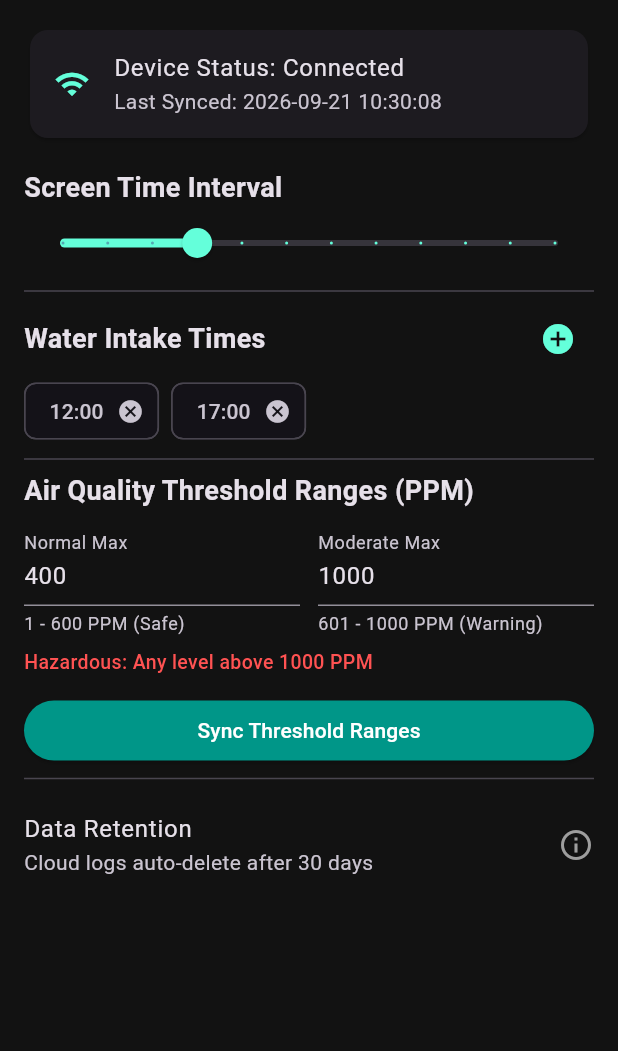
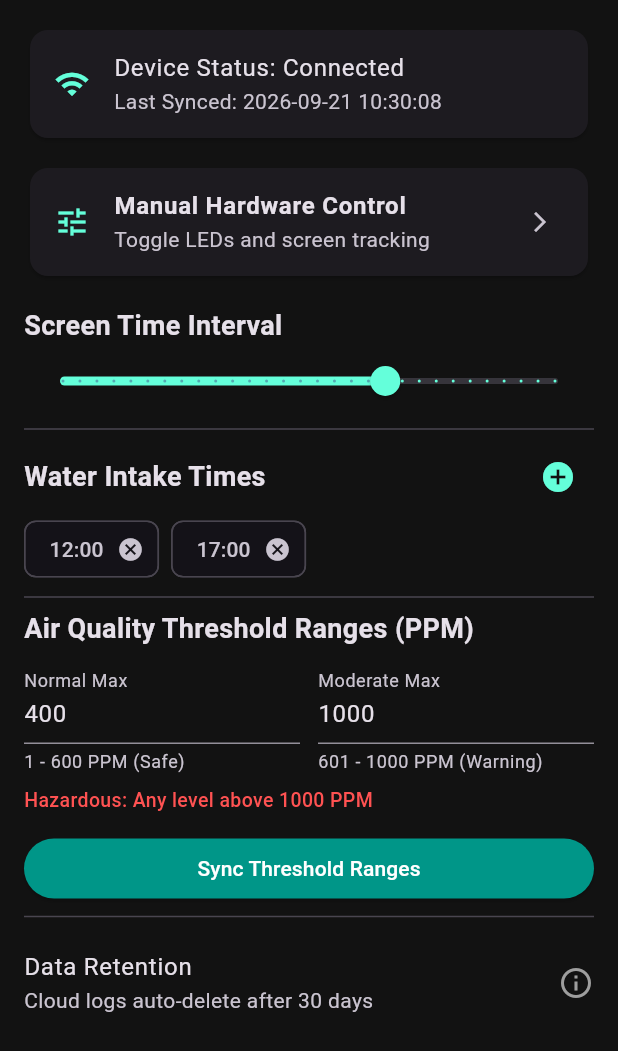
Before and after one commit to sadatmahmoodofficial/Project-Sage, a Flutter app: the SettingsScreen widget shown alone on an empty page, opened directly, after a tap on "Sync Threshold Ranges", after a tap on the "cancel" icon, on a phone screen of 412 x 824 dp. Shown: the top 1051 px of the screen. Run offline on Flutter 3.47's test engine with Material 3 defaults, Android fonts, the phone set to English and light mode, and no system bars; our stand-ins replace cloud_firestore, firebase_auth, firebase_core, fl_chart, flutter_local_notifications; accounts and stored records are empty; generated files the repository leaves out were written again; network calls fail.

Commit message:
features added

```diff
--- a/lib/screens/settings_screen.dart
+++ b/lib/screens/settings_screen.dart
@@ -1,7 +1,9 @@
 import 'package:flutter/material.dart';
 import 'package:firebase_auth/firebase_auth.dart';
+import 'package:cloud_firestore/cloud_firestore.dart';
 import '../services/firestore_repository.dart';
 import '../models/device_settings.dart';
+import 'control_screen.dart';
 
 class SettingsScreen extends StatefulWidget {
   const SettingsScreen({super.key});
@@ -36,8 +38,15 @@ class _SettingsScreenState extends State<SettingsScreen> {
     );
 
     ScaffoldMessenger.of(context).showSnackBar(
-      const SnackBar(content: Text('Threshold ranges synced to device')),
+      const SnackBar(content: Text('Threshold ranges synced successfully')),
     );
+  }
+
+  Future<void> _syncWaterTimesToControl(List<String> times) async {
+    await FirebaseFirestore.instance
+        .collection('control')
+        .doc('device')
+        .set({'water_intake_times': times}, SetOptions(merge: true));
   }
 
   Future<void> _addWaterTime(List<String> currentTimes) async {
@@ -59,14 +68,16 @@ class _SettingsScreenState extends State<SettingsScreen> {
         final newTimes = List<String>.from(currentTimes)
           ..add(formattedTime)
           ..sort();
-        _repo.updateWaterIntakeTimes(_userId, newTimes);
+        await _repo.updateWaterIntakeTimes(_userId, newTimes);
+        await _syncWaterTimesToControl(newTimes);
       }
     }
   }
 
-  void _removeWaterTime(List<String> currentTimes, String timeToRemove) {
+  void _removeWaterTime(List<String> currentTimes, String timeToRemove) async {
     final newTimes = List<String>.from(currentTimes)..remove(timeToRemove);
-    _repo.updateWaterIntakeTimes(_userId, newTimes);
+    await _repo.updateWaterIntakeTimes(_userId, newTimes);
+    await _syncWaterTimesToControl(newTimes);
   }
 
   @override
@@ -81,7 +92,7 @@ class _SettingsScreenState extends State<SettingsScreen> {
         final DeviceSettings settings = snapshot.data ??
             DeviceSettings(
               waterIntakeTimes: ['08:00', '12:00', '17:00'],
-              screenTimeInterval: 1200,
+              screenTimeInterval: 120, // 2 minutes default
               airQualityThresholds: {
                 'good_max_ppm': 600,
                 'bad_max_ppm': 1000,
@@ -101,6 +112,7 @@ class _SettingsScreenState extends State<SettingsScreen> {
         return ListView(
           padding: const EdgeInsets.all(16),
           children: [
+            // Device Status Card
             Card(
               child: ListTile(
                 leading: Icon(
@@ -117,24 +129,56 @@ class _SettingsScreenState extends State<SettingsScreen> {
                 ),
               ),
             ),
+            const SizedBox(height: 12),
+
+            // Manual Hardware Control Navigation Card
+            Card(
+              child: ListTile(
+                leading: const Icon(Icons.tune, color: Colors.tealAccent),
+                title: const Text(
+                  'Manual Hardware Control',
+                  style: TextStyle(fontWeight: FontWeight.w600),
+                ),
+                subtitle: const Text('Toggle LEDs and screen tracking'),
+                trailing: const Icon(Icons.arrow_forward_ios, size: 16),
+                onTap: () {
+                  Navigator.push(
+                    context,
+                    MaterialPageRoute(builder: (context) => const ControlScreen()),
+                  );
+                },
+              ),
+            ),
             const SizedBox(height: 16),
 
+            // Screen Time Interval Slider (2 min to 60 min, step: 2 min)
             const Text(
               'Screen Time Interval',
               style: TextStyle(fontSize: 18, fontWeight: FontWeight.bold),
             ),
             Slider(
-              value: (settings.screenTimeInterval / 60).clamp(10, 120).toDouble(),
-              min: 10,
-              max: 120,
-              divisions: 11,
+              value: (settings.screenTimeInterval / 60).clamp(2, 60).toDouble(),
+              min: 2,
+              max: 60,
+              divisions: 29, // 2-minute steps: (60 - 2) / 2
               label: '${(settings.screenTimeInterval / 60).round()} mins',
               activeColor: Colors.tealAccent,
-              onChanged: (val) =>
-                  _repo.updateScreenTimeInterval(_userId, (val * 60).toInt()),
+              onChanged: (val) {
+                final int roundedMinutes = ((val / 2).round()) * 2;
+                final int totalSeconds = roundedMinutes * 60;
+
+                _repo.updateScreenTimeInterval(_userId, totalSeconds);
+
+                // Sync directly to control/device for immediate ESP32 pickup
+                FirebaseFirestore.instance
+                    .collection('control')
+                    .doc('device')
+                    .set({'screen_interval_sec': totalSeconds}, SetOptions(merge: true));
+              },
             ),
             const Divider(),
 
+            // Water Intake Times Section
             Row(
               mainAxisAlignment: MainAxisAlignment.spaceBetween,
               children: [
@@ -162,6 +206,7 @@ class _SettingsScreenState extends State<SettingsScreen> {
             ),
             const Divider(),
 
+            // Air Quality Threshold Ranges
             const Text(
               'Air Quality Threshold Ranges (PPM)',
               style: TextStyle(fontSize: 18, fontWeight: FontWeight.bold),
@@ -197,7 +242,11 @@ class _SettingsScreenState extends State<SettingsScreen> {
             const SizedBox(height: 8),
             Text(
               'Hazardous: Any level above ${_moderateController.text.isEmpty ? "1000" : _moderateController.text} PPM',
-              style: const TextStyle(color: Colors.redAccent, fontSize: 13, fontWeight: FontWeight.w500),
+              style: const TextStyle(
+                color: Colors.redAccent,
+                fontSize: 13,
+                fontWeight: FontWeight.w500,
+              ),
             ),
             const SizedBox(height: 12),
             ElevatedButton(
@@ -210,6 +259,7 @@ class _SettingsScreenState extends State<SettingsScreen> {
             ),
             const Divider(),
 
+            // Data Retention
             const ListTile(
               title: Text('Data Retention'),
               subtitle: Text('Cloud logs auto-delete after 30 days'),
```
Also changed, not shown: lib/screens/control_screen.dart (added, +168 -0 lines), lib/screens/dashboard_screen.dart (+21 -0 lines).
